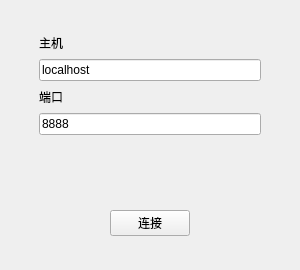
The window that Client/ConnectWidget.ui (chensiyan96/SecureFileTransfer) describes before a commit, drawn with Qt 5.
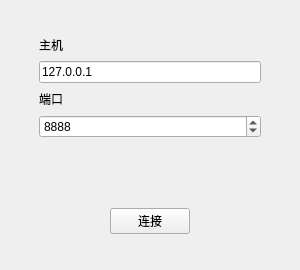
The same window after the commit.

Diff of the .ui file:
```diff
--- a/Client/ConnectWidget.ui
+++ b/Client/ConnectWidget.ui
@@ -13,7 +13,7 @@
   <property name="windowTitle">
    <string/>
   </property>
-  <layout class="QGridLayout" name="gridLayout" rowstretch="1,9,1" columnstretch="1,8,1">
+  <layout class="QGridLayout" name="gridLayout" rowstretch="1,8,1" columnstretch="1,8,1">
    <item row="0" column="1">
     <spacer name="verticalSpacer_4">
      <property name="orientation">
@@ -81,7 +81,7 @@
      <item>
       <widget class="QLineEdit" name="lineEdit_host">
        <property name="text">
-        <string>localhost</string>
+        <string>127.0.0.1</string>
        </property>
        <property name="maxLength">
         <number>255</number>
@@ -99,15 +99,15 @@
       </widget>
      </item>
      <item>
-      <widget class="QLineEdit" name="lineEdit_port">
-       <property name="text">
-        <string>8888</string>
+      <widget class="QSpinBox" name="spinBox_port">
+       <property name="prefix">
+        <string/>
        </property>
-       <property name="maxLength">
-        <number>5</number>
+       <property name="maximum">
+        <number>65535</number>
        </property>
-       <property name="echoMode">
-        <enum>QLineEdit::Normal</enum>
+       <property name="value">
+        <number>8888</number>
        </property>
       </widget>
      </item>
```
Left out of the diff: 26 changed lines with no effect on the pictures.
